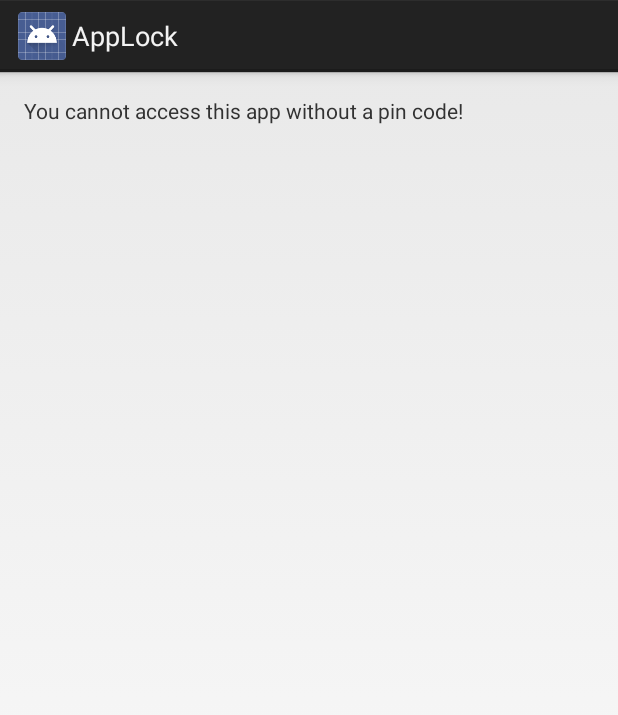
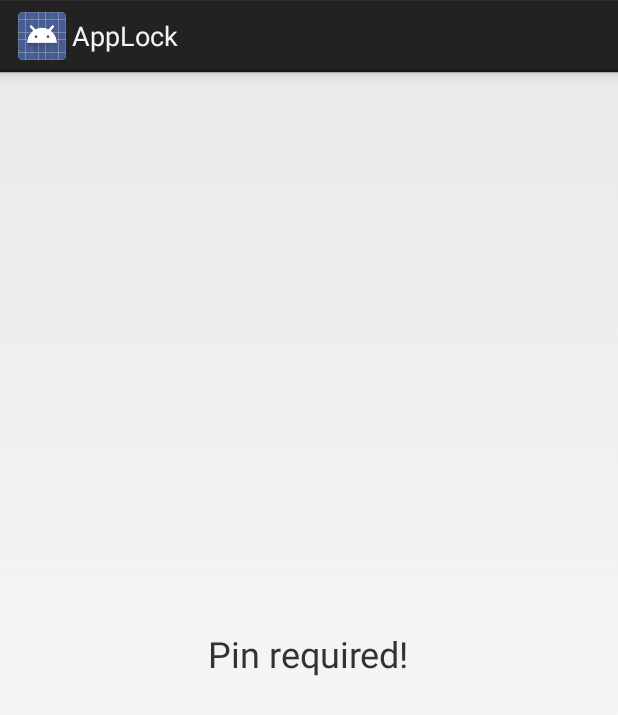
Before and after one commit to mcrazy20/AppLock, an Android app: the layout activity_no_app_access.xml on its own in the app's theme, with its tools: preview values and no code run, on a phone screen of 412 x 824 dp. Shown: the top 715 px of the screen. Run offline under Robolectric (Android 15) with nearby library versions, the phone set to English and light mode, and no system bars.

Commit message:
Password changes now work. Persist through app closure

```diff
--- a/app/src/main/java/com/example/j/applock/checkPhoneBoot.java
+++ b/app/src/main/java/com/example/j/applock/checkPhoneBoot.java
@@ -3,6 +3,7 @@ package com.example.j.applock;
 import android.content.BroadcastReceiver;
 import android.content.Context;
 import android.content.Intent;
+import android.content.SharedPreferences;
 
 public class checkPhoneBoot extends BroadcastReceiver {
     public checkPhoneBoot() {
@@ -14,6 +15,9 @@ public class checkPhoneBoot extends BroadcastReceiver {
         // an Intent broadcast.
         if ("android.intent.action.BOOT_COMPLETED".equals(intent.getAction())) {
             Intent service = new Intent(context, launchDetection.class);
+            SharedPreferences shared = context.getSharedPreferences("com.example.j.applock", Context.MODE_PRIVATE);
+            String pin = shared.getString("pin", "1234");
+            service.putExtra("pin", pin);
             context.startService(service);
         }
     }
--- a/app/src/main/java/com/example/j/applock/noAppAccess.java
+++ b/app/src/main/java/com/example/j/applock/noAppAccess.java
@@ -1,7 +1,9 @@
 package com.example.j.applock;
 
 import android.app.Activity;
+import android.content.Context;
 import android.content.Intent;
+import android.content.SharedPreferences;
 import android.os.Bundle;
 import android.view.Menu;
 import android.view.MenuItem;
@@ -18,7 +20,10 @@ public class noAppAccess extends Activity {
     protected void onStart()
     {
         super.onStart();
+        SharedPreferences shared = this.getSharedPreferences("com.example.j.applock", Context.MODE_PRIVATE);
+        String pin = shared.getString("pin", "1234");
         Intent intent = new Intent(this, launchDetection.class);
+        intent.putExtra("pin", pin);
         startService(intent);
     }
 
--- a/app/src/main/res/layout/activity_no_app_access.xml
+++ b/app/src/main/res/layout/activity_no_app_access.xml
@@ -11,6 +11,9 @@
     <TextView
         android:text="@string/app_locked"
         android:layout_width="wrap_content"
-        android:layout_height="wrap_content" />
+        android:layout_height="wrap_content"
+        android:layout_centerInParent="true"
+        android:textSize="24dp"
+        />
 
 </RelativeLayout>
--- a/app/src/main/res/values/strings.xml
+++ b/app/src/main/res/values/strings.xml
@@ -7,7 +7,7 @@
     <string name="lock_title">App Locked</string>
     <string name="lock_dialog">Enter pin to unlock</string>
     <string name="title_activity_no_app_access">noAppAccess</string>
-    <string name="app_locked">You cannot access this app without a pin code!</string>
+    <string name="app_locked">Pin required!</string>
     <string name="change_password">Change Pin</string>
     <string name="change_title1">Current Pin</string>
     <string name="change_dialog1">Enter Current Pin (default 1234)</string>
--- a/app/src/main/res/values/styles.xml
+++ b/app/src/main/res/values/styles.xml
@@ -4,5 +4,11 @@
     <style name="AppTheme" parent="android:Theme.Holo.Light.DarkActionBar">
         <!-- Customize your theme here. -->
     </style>
+    <style name="Theme.D1NoTitleDim" parent="android:style/Theme.Translucent">
+        <item name="android:windowNoTitle">true</item>
+        <item name="android:windowContentOverlay">@null</item>
+        <item name="android:backgroundDimEnabled">true</item>
+        <item name="android:background">@android:color/transparent</item>
+    </style>
 
 </resources>
```
Also changed, not shown: app/src/main/AndroidManifest.xml (+6 -7 lines), app/src/main/java/com/example/j/applock/MainActivity.java (+19 -14 lines), app/src/main/java/com/example/j/applock/launchDetection.java (+14 -2 lines).
